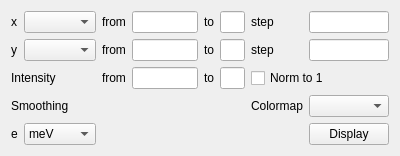
This is mslice/widgets/slice/slice.ui in mantidproject/mslice as Qt 5 draws it before an edit. The edited form follows.
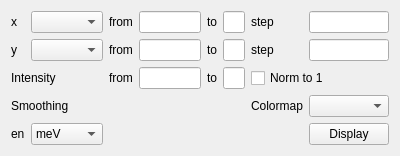
This is the edited form.

Commit message: Re #438 - fixed en label, interactive step, cut cache update

Diff of the .ui file:
```diff
--- a/mslice/widgets/slice/slice.ui
+++ b/mslice/widgets/slice/slice.ui
@@ -172,7 +172,7 @@
      <item row="4" column="0">
       <widget class="QLabel" name="label_16">
        <property name="text">
-        <string>e</string>
+        <string>en</string>
        </property>
       </widget>
      </item>
```
The commit also changes 3 other files.
